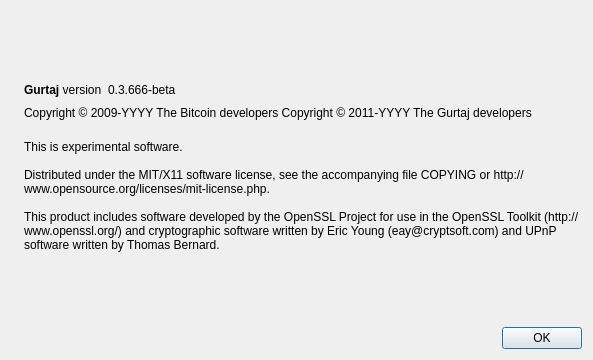
Old version of the form src/qt/forms/aboutdialog.ui in the repository gurtaj-project/gurtaj.
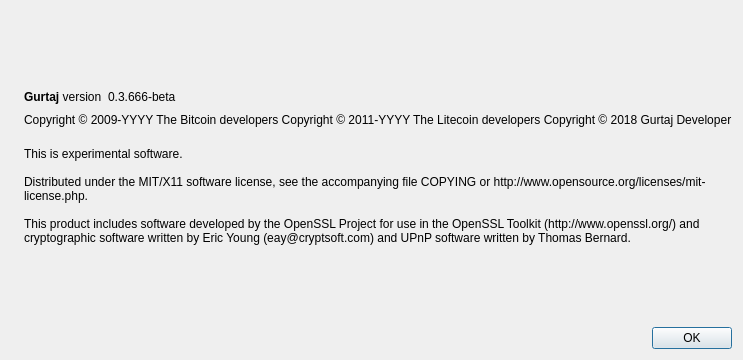
New version of the form. Icons and pictures are not drawn.

Diff of the .ui file:
```diff
--- a/src/qt/forms/aboutdialog.ui
+++ b/src/qt/forms/aboutdialog.ui
@@ -92,7 +92,8 @@
        </property>
        <property name="text">
         <string notr="true">Copyright &amp;copy; 2009-YYYY The Bitcoin developers
-Copyright &amp;copy; 2011-YYYY The Gurtaj developers</string>
+Copyright &amp;copy; 2011-YYYY The Litecoin developers
+Copyright &amp;copy; 2018 Gurtaj Developer</string>
        </property>
        <property name="textFormat">
         <enum>Qt::RichText</enum>
```
